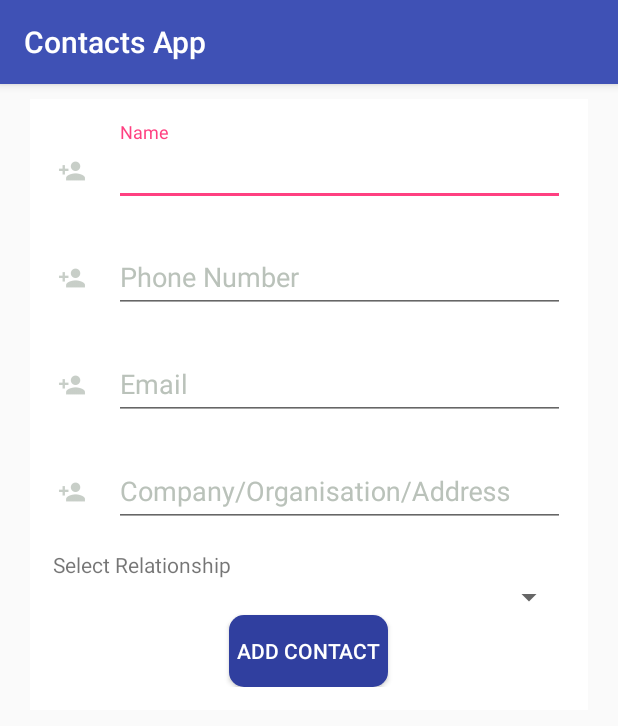
After one commit to CryceTruly/Contacts-App, an Android app: the AddContactActivity screen opened directly, with no data from a screen before it, on a phone screen of 412 x 824 dp. The commit adds this screen. Shown: the top 726 px of the screen. Run offline under Robolectric (Android 15) with nearby library versions, the phone set to English and light mode, and no system bars.

Commit message:
created Add Contact Views

```diff
--- a/app/src/main/AndroidManifest.xml
+++ b/app/src/main/AndroidManifest.xml
@@ -16,6 +16,7 @@
                 <category android:name="android.intent.category.LAUNCHER" />
             </intent-filter>
         </activity>
+        <activity android:name=".AddContactActivity"></activity>
     </application>
 
 </manifest>
--- /dev/null
+++ b/app/src/main/java/com/crycetruly/contactsapp/AddContactActivity.java
@@ -0,0 +1,13 @@
+package com.crycetruly.contactsapp;
+
+import android.support.v7.app.AppCompatActivity;
+import android.os.Bundle;
+
+public class AddContactActivity extends AppCompatActivity {
+
+    @Override
+    protected void onCreate(Bundle savedInstanceState) {
+        super.onCreate(savedInstanceState);
+        setContentView(R.layout.activity_add_contact);
+    }
+}
--- a/app/src/main/java/com/crycetruly/contactsapp/MainActivity.java
+++ b/app/src/main/java/com/crycetruly/contactsapp/MainActivity.java
@@ -1,7 +1,9 @@
 package com.crycetruly.contactsapp;
 
+import android.content.Intent;
 import android.support.v7.app.AppCompatActivity;
 import android.os.Bundle;
+import android.view.View;
 
 public class MainActivity extends AppCompatActivity {
 
@@ -10,4 +12,8 @@ public class MainActivity extends AppCompatActivity {
         super.onCreate(savedInstanceState);
         setContentView(R.layout.activity_main);
     }
+
+    public void gonext(View view) {
+        startActivity(new Intent(getBaseContext(),AddContactActivity.class));
+    }
 }
--- /dev/null
+++ b/app/src/main/res/drawable/btns.xml
@@ -0,0 +1,6 @@
+<?xml version="1.0" encoding="utf-8"?>
+<shape xmlns:android="http://schemas.android.com/apk/res/android"
+    android:shape="rectangle">
+    <solid android:color="@color/colorPrimaryDark"></solid>
+    <corners android:radius="10dp"></corners>
+</shape>
--- /dev/null
+++ b/app/src/main/res/layout/activity_add_contact.xml
@@ -0,0 +1,229 @@
+<?xml version="1.0" encoding="utf-8"?>
+<LinearLayout xmlns:android="http://schemas.android.com/apk/res/android"
+    xmlns:app="http://schemas.android.com/apk/res-auto"
+    android:layout_width="match_parent"
+    android:layout_height="match_parent"
+    android:orientation="vertical">
+
+    <android.support.design.widget.CoordinatorLayout
+        android:layout_width="match_parent"
+        android:layout_height="wrap_content"
+        android:layout_marginLeft="20dp"
+        android:layout_marginTop="10dp"
+        android:paddingBottom="20dp"
+        android:layout_marginRight="20dp">
+
+        <ScrollView
+            android:id="@+id/nested_scroll_view"
+            android:layout_width="match_parent"
+            android:layout_height="match_parent"
+            android:background="@android:color/white"
+            android:clipToPadding="false"
+            android:scrollbars="none"
+            android:scrollingCache="true"
+            app:layout_behavior="@string/appbar_scrolling_view_behavior">
+
+            <LinearLayout
+                android:layout_width="match_parent"
+                android:layout_height="wrap_content"
+                android:orientation="vertical">
+
+                <LinearLayout
+                    android:id="@+id/lyt_form"
+                    android:layout_width="match_parent"
+                    android:layout_height="wrap_content"
+                    android:orientation="vertical"
+                    android:padding="@dimen/spacing_large">
+
+                    <LinearLayout
+                        android:layout_width="match_parent"
+                        android:layout_height="wrap_content"
+                        android:orientation="horizontal">
+
+                        <ImageButton
+                            android:layout_width="@dimen/spacing_mxlarge"
+                            android:layout_height="@dimen/spacing_mxlarge"
+                            android:layout_marginTop="@dimen/spacing_mlarge"
+                            android:background="@android:color/transparent"
+                            android:tint="@color/grey_40"
+                            app:srcCompat="@drawable/ic_addc" />
+
+                        <View
+                            android:layout_width="@dimen/spacing_large"
+                            android:layout_height="match_parent" />
+
+                        <android.support.design.widget.TextInputLayout
+                            android:layout_width="match_parent"
+                            android:layout_height="wrap_content"
+                            android:textColorHint="@color/grey_40">
+
+                            <android.support.v7.widget.AppCompatEditText
+                                android:layout_width="match_parent"
+                                android:layout_height="wrap_content"
+                                android:hint="Name" />
+
+                        </android.support.design.widget.TextInputLayout>
+
+                    </LinearLayout>
+
+                    <View
+                        android:layout_width="match_parent"
+                        android:layout_height="@dimen/spacing_large" />
+
+                    <LinearLayout
+                        android:layout_width="match_parent"
+                        android:layout_height="wrap_content"
+                        android:orientation="horizontal">
+
+                        <LinearLayout
+                            android:layout_width="0dp"
+                            android:layout_height="wrap_content"
+                            android:layout_weight="3"
+                            android:orientation="horizontal">
+
+                            <ImageButton
+                                android:layout_width="@dimen/spacing_mxlarge"
+                                android:layout_height="@dimen/spacing_mxlarge"
+                                android:layout_marginTop="@dimen/spacing_mlarge"
+                                android:background="@android:color/transparent"
+                                android:tint="@color/grey_40"
+                                app:srcCompat="@drawable/ic_addc" />
+
+                            <View
+                                android:layout_width="@dimen/spacing_large"
+                                android:layout_height="match_parent" />
+
+                            <android.support.design.widget.TextInputLayout
+                                android:layout_width="match_parent"
+                                android:layout_height="wrap_content"
+                                android:textColorHint="@color/grey_40">
+
+                                <android.support.v7.widget.AppCompatEditText
+                                    android:layout_width="match_parent"
+                                    android:layout_height="wrap_content"
+                                    android:hint="Phone Number" />
+
+                            </android.support.design.widget.TextInputLayout>
+
+                        </LinearLayout>
+
+                    </LinearLayout>
+
+                    <View
+                        android:layout_width="match_parent"
+                        android:layout_height="@dimen/spacing_large" />
+
+                    <LinearLayout
+                        android:layout_width="match_parent"
+                        android:layout_height="wrap_content"
+                        android:orientation="horizontal">
+
+                        <LinearLayout
+                            android:layout_width="0dp"
+                            android:layout_height="wrap_content"
+                            android:layout_weight="3"
+                            android:orientation="horizontal">
+
+                            <ImageButton
+                                android:layout_width="@dimen/spacing_mxlarge"
+                                android:layout_height="@dimen/spacing_mxlarge"
+                                android:layout_marginTop="@dimen/spacing_mlarge"
+                                android:background="@android:color/transparent"
+                                android:tint="@color/grey_40"
+                                app:srcCompat="@drawable/ic_addc" />
+
+                            <View
+                                android:layout_width="@dimen/spacing_large"
+                                android:layout_height="match_parent" />
+
+                            <android.support.design.widget.TextInputLayout
+                                android:layout_width="match_parent"
+                                android:layout_height="wrap_content"
+                                android:textColorHint="@color/grey_40">
+
+                                <android.support.v7.widget.AppCompatEditText
+                                    android:layout_width="match_parent"
+                                    android:layout_height="wrap_content"
+                                    android:hint="Email" />
+
+                            </android.support.design.widget.TextInputLayout>
+
+                        </LinearLayout>
+
+
+                    </LinearLayout>
+
+                    <View
+                        android:layout_width="match_parent"
+                        android:layout_height="@dimen/spacing_large" />
+
+                    <LinearLayout
+                        android:layout_width="match_parent"
+                        android:layout_height="wrap_content"
+                        android:orientation="horizontal">
+
+                        <ImageButton
+                            android:id="@+id/imageButton2"
+                            android:layout_width="@dimen/spacing_mxlarge"
+                            android:layout_height="@dimen/spacing_mxlarge"
+                            android:layout_marginTop="@dimen/spacing_mlarge"
+                            android:background="@android:color/transparent"
+                            android:tint="@color/grey_40"
+                            app:srcCompat="@drawable/ic_addc" />
+
+                        <View
+                            android:layout_width="@dimen/spacing_large"
+                            android:layout_height="match_parent" />
+
+                        <android.support.design.widget.TextInputLayout
+                            android:layout_width="match_parent"
+                            android:layout_height="wrap_content"
+                            android:textColorHint="@color/grey_40">
+
+                            <android.support.v7.widget.AppCompatEditText
+                                android:layout_width="match_parent"
+                                android:layout_height="wrap_content"
+                                android:hint="Company/Organisation/Address" />
+
+                        </android.support.design.widget.TextInputLayout>
+                    </LinearLayout>
+
+                    <View
+                        android:layout_width="match_parent"
+                        android:layout_height="@dimen/spacing_large" />
+
+                    <TextView
+                        android:layout_width="wrap_content"
+                        android:layout_height="wrap_content"
+                        android:text="Select Relationship" />
+
+                    <android.support.v7.widget.AppCompatSpinner
+                        android:id="@+id/spinner"
+                        android:layout_width="match_parent"
+                        android:layout_height="wrap_content"
+                        android:dropDownWidth="match_parent"
+                        android:spinnerMode="dialog">
+
+                    </android.support.v7.widget.AppCompatSpinner>
+
+
+                    <Button
+                        android:id="@+id/add"
+                        android:layout_width="wrap_content"
+                        android:layout_height="wrap_content"
+                        android:layout_gravity="center_horizontal"
+                        android:background="@drawable/btns"
+                        android:padding="5dp"
+                        android:text="Add Contact"
+                        android:textColor="@android:color/white" />
+
+
+                </LinearLayout>
+
+            </LinearLayout>
+
+        </ScrollView>
+
+
+    </android.support.design.widget.CoordinatorLayout>
+</LinearLayout>
--- a/app/src/main/res/values/colors.xml
+++ b/app/src/main/res/values/colors.xml
@@ -3,4 +3,5 @@
     <color name="colorPrimary">#3F51B5</color>
     <color name="colorPrimaryDark">#303F9F</color>
     <color name="colorAccent">#FF4081</color>
+    <color name="grey_40">#bac2ba</color>
 </resources>
--- a/app/src/main/res/values/strings.xml
+++ b/app/src/main/res/values/strings.xml
@@ -1,3 +1,8 @@
 <resources>
     <string name="app_name">Contacts App</string>
+    <string-array name="relationships">
+        <item>Family</item>
+        <item>Work</item>
+        <item>Friend</item>
+    </string-array>
 </resources>
```
Also changed, not shown: app/src/main/java/com/crycetruly/contactsapp/DBHandler.java (+132 -13 lines), app/src/main/java/com/crycetruly/contactsapp/model/Contact.java (+10 -2 lines), app/src/main/res/layout/activity_main.xml (+14 -5 lines), app/src/main/res/values/dimens.xml (added, +27 -0 lines), app/src/main/res/drawable-hdpi/ic_addc.png (added), app/src/main/res/drawable-mdpi/ic_addc.png (added), app/src/main/res/drawable-xhdpi/ic_addc.png (added), app/src/main/res/drawable-xxhdpi/ic_addc.png (added).
